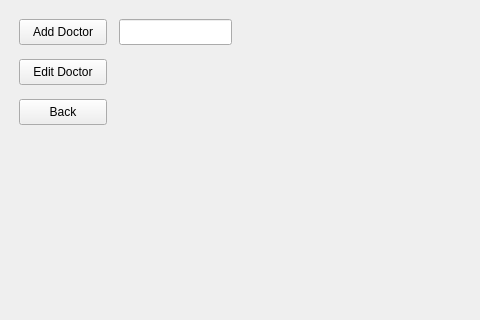
Above: mainwindow.ui from davrdic/DavidPharmacyEleven before the change; both pictures show x 0 to 480 and y 0 to 320 of the 800 by 600 pixel window. Below: the same form after it.
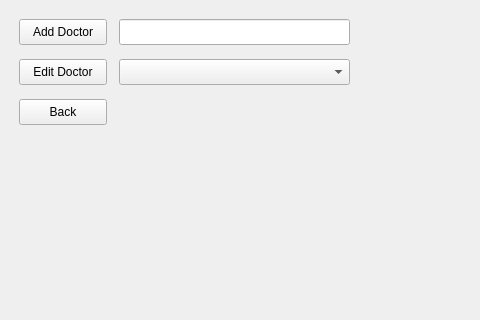
That is the form after the change. The open tabs and pages were chosen to show the change.

Commit message: Full Doctor Edit Functionality.

```diff
--- a/mainwindow.ui
+++ b/mainwindow.ui
@@ -79,7 +79,17 @@
            <rect>
             <x>110</x>
             <y>10</y>
-            <width>113</width>
+            <width>231</width>
+            <height>26</height>
+           </rect>
+          </property>
+         </widget>
+         <widget class="QComboBox" name="doctorComboBox">
+          <property name="geometry">
+           <rect>
+            <x>110</x>
+            <y>50</y>
+            <width>231</width>
             <height>26</height>
            </rect>
           </property>
```
The commit also changes 38 other files.
